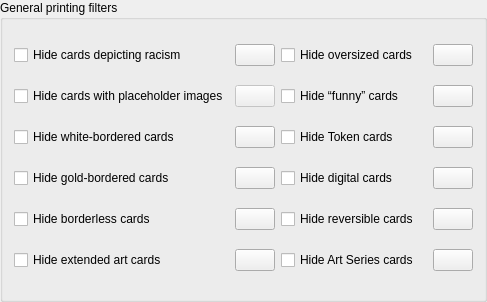
luziferius/MTGProxyPrinter, file mtg_proxy_printer/resources/ui/settings_window/general_printing_filter.ui: the form before one commit.
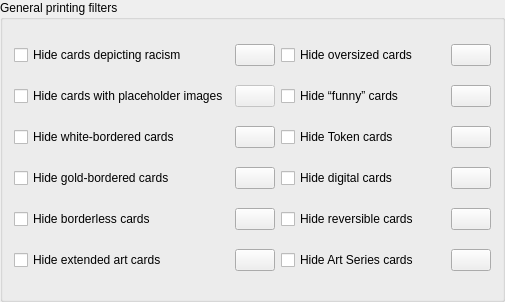
The form after the commit. Icons and pictures are not drawn.

```diff
--- a/mtg_proxy_printer/resources/ui/settings_window/general_printing_filter.ui
+++ b/mtg_proxy_printer/resources/ui/settings_window/general_printing_filter.ui
@@ -6,7 +6,7 @@
    <rect>
     <x>0</x>
     <y>0</y>
-    <width>487</width>
+    <width>505</width>
     <height>302</height>
    </rect>
   </property>
```
Left out of the diff: 24 changed lines with no effect on the pictures.
